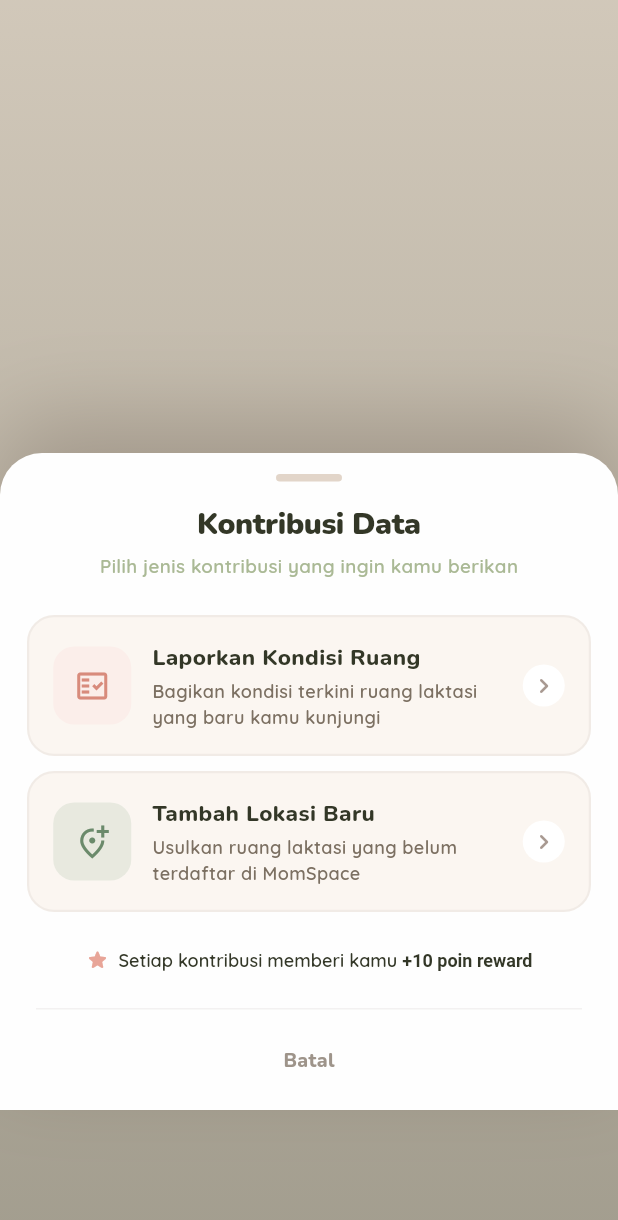
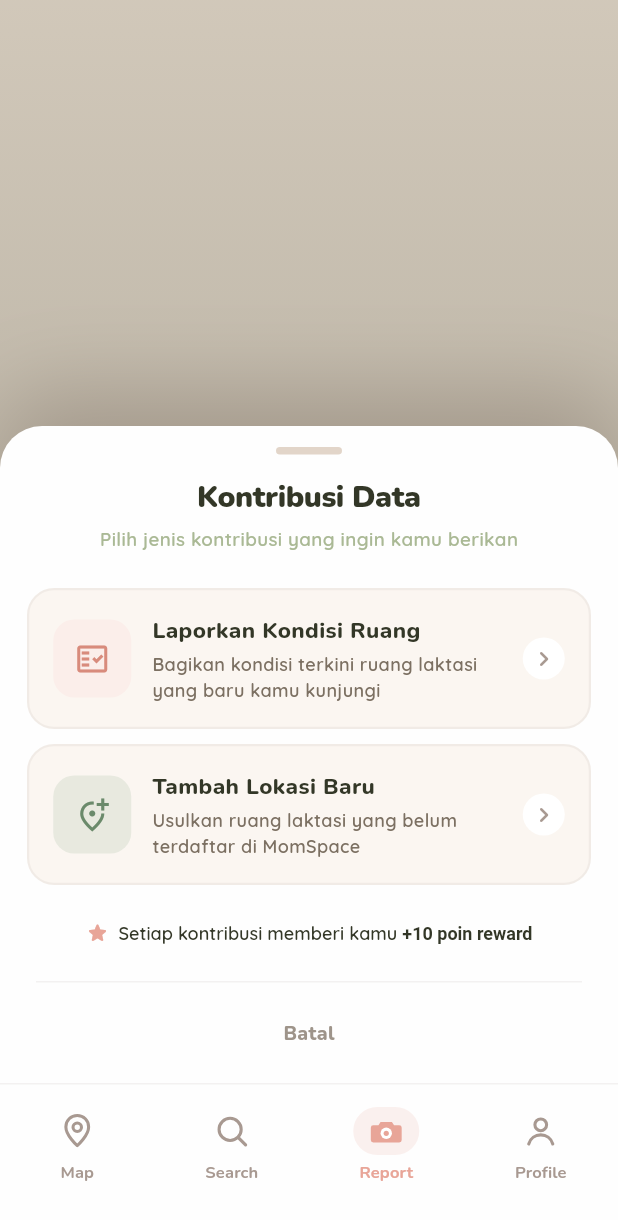
Before and after one commit to arabgoks/momspace, a Flutter app: the _ReportHubSheet widget shown alone on an empty page, opened directly, on a phone screen of 412 x 824 dp. Shown: the top 1220 px of the screen. Run offline on Flutter 3.47's test engine with Material 3 defaults, Android fonts, the phone set to English and light mode, and no system bars; our stand-ins replace flutter_svg, geolocator, image_picker, shared_preferences; missing offline and left inert: maplibre_gl; accounts and stored records are empty; statements that could not run were skipped; project files that could hold a hidden picture were left out.

Commit message:
fix: pin report hub sheet directly above the nav bar
The sheet and ClassicPillNavBar are now siblings in one bottom-pinned
column instead of the sheet floating above a hardcoded navbar-height
guess, matching design_handoff_momspace/report-hub.jsx.

```diff
--- a/lib/widgets/report_hub_sheet.dart
+++ b/lib/widgets/report_hub_sheet.dart
@@ -8,6 +8,7 @@ import '../theme/app_colors.dart';
 import '../theme/app_shadows.dart';
 import '../theme/app_spacing.dart';
 import '../theme/app_typography.dart';
+import 'nav/classic_pill_navbar.dart';
 
 void showReportHubSheet(BuildContext context, {Room? contextRoom}) {
   showModalBottomSheet(
@@ -49,10 +50,19 @@ class _ReportHubSheet extends StatelessWidget {
           ),
         ),
         Positioned(
-          bottom: 84, // Above navbar
           left: 0,
           right: 0,
-          child: Material(
+          bottom: 0,
+          // The card and the nav bar are siblings in one bottom-pinned
+          // column so the pair always reaches the true screen edge,
+          // matching design_handoff_momspace/report-hub.jsx (the sheet
+          // sits directly on top of a crisp, un-blurred navbar rather
+          // than floating above a fixed guess at its height).
+          child: Column(
+            mainAxisSize: MainAxisSize.min,
+            crossAxisAlignment: CrossAxisAlignment.stretch,
+            children: [
+              Material(
                 color: Colors.transparent,
                 child: Container(
                   decoration: const BoxDecoration(
@@ -152,6 +162,17 @@ class _ReportHubSheet extends StatelessWidget {
                     ],
                   ),
                 ),
+              ),
+              // Redrawn crisp (not blurred) so the sheet appears to sit on
+              // top of the real nav bar, per the design reference. The
+              // Report tab stays highlighted since that's what opened this
+              // sheet; tapping it here is a no-op rather than switching
+              // tabs behind the open modal.
+              ClassicPillNavBar(
+                activeIndex: 2,
+                onChanged: (_) {},
+              ),
+            ],
           ),
         ),
       ],
```
Lines whose indentation alone changed are shown as unchanged.
